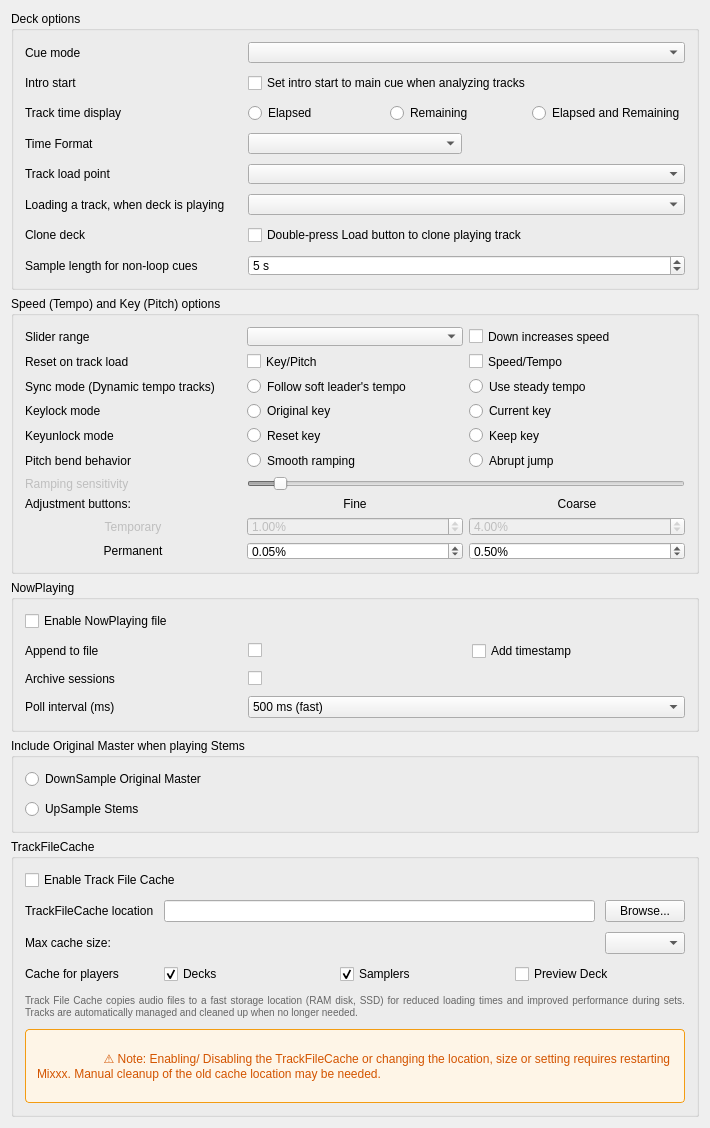
This is src/preferences/dialog/dlgprefdeckdlg.ui in Eve00000/mixxx as Qt 5 draws it before an edit. The edited form follows.
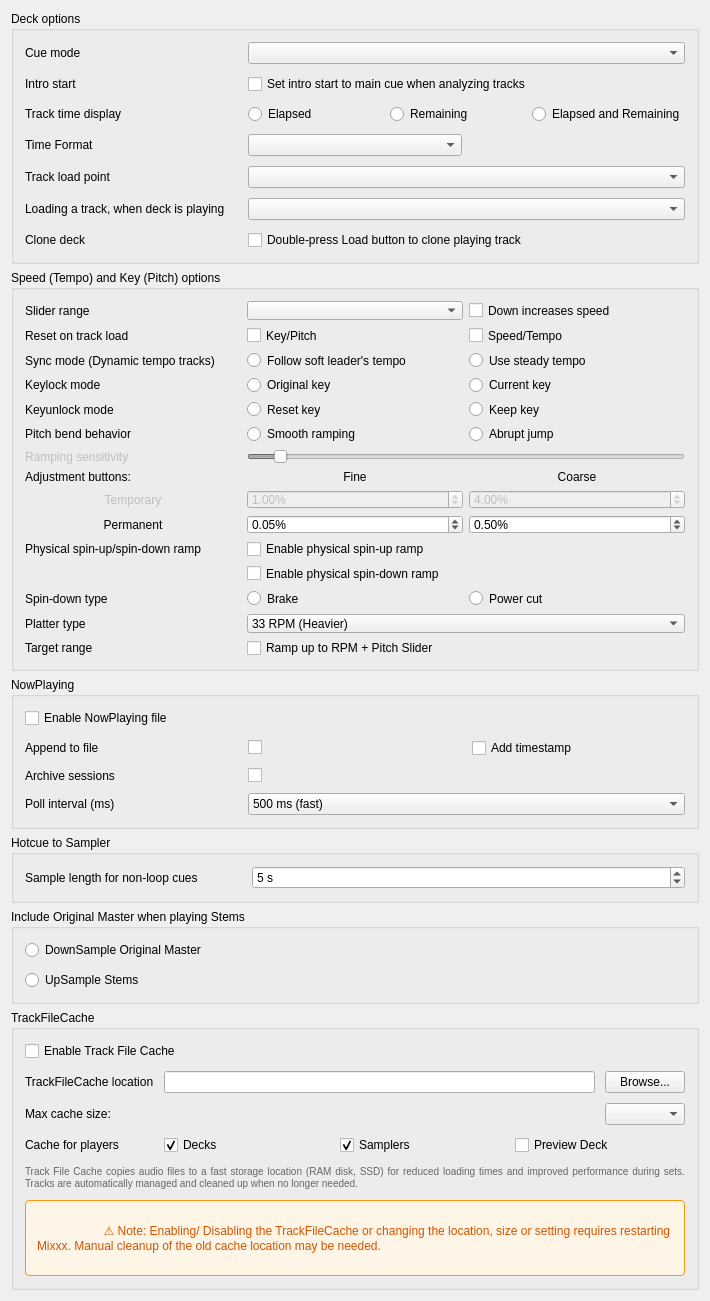
This is the edited form.

```diff
--- a/src/preferences/dialog/dlgprefdeckdlg.ui
+++ b/src/preferences/dialog/dlgprefdeckdlg.ui
@@ -197,41 +197,6 @@
                 </property>
               </widget>
             </item>
-            <item row="7" column="0">
-              <widget class="QLabel" name="labelNonLoopSampleLength">
-                <property name="text">
-                  <string>Sample length for non-loop cues</string>
-                </property>
-                <property name="buddy">
-                  <cstring>spinBoxNonLoopSampleLength</cstring>
-                </property>
-              </widget>
-            </item>
-            <item row="7" column="1" colspan="2">
-              <widget class="QSpinBox" name="spinBoxNonLoopSampleLength">
-                <property name="toolTip">
-                  <string>
-                    When exporting a plain hotcue (not a loop) as a sample, use this duration.
-                    The default is 5 seconds.
-                  </string>
-                </property>
-                <property name="suffix">
-                  <string> s</string>
-                </property>
-                <property name="minimum">
-                  <number>1</number>
-                </property>
-                <property name="maximum">
-                  <number>60</number>
-                </property>
-                <property name="singleStep">
-                  <number>1</number>
-                </property>
-                <property name="value">
-                  <number>5</number>
-                </property>
-              </widget>
-            </item>
           </layout>
         </widget>
       </item>
@@ -679,6 +644,110 @@
                     </property>
                   </widget>
                 </item>
+
+                <!-- New Physical Spin-up Ramp Settings -->
+                <item row="12" column="0">
+                  <widget class="QLabel" name="labelPhysicalRamp">
+                    <property name="text">
+                      <string>Physical spin-up/spin-down ramp</string>
+                    </property>
+                    <property name="buddy">
+                      <cstring>checkBoxRampUpEnabled</cstring>
+                    </property>
+                  </widget>
+                </item>
+                <item row="12" column="1" colspan="2">
+                  <widget class="QCheckBox" name="checkBoxRampUpEnabled">
+                    <property name="text">
+                      <string>Enable physical spin-up ramp</string>
+                    </property>
+                  </widget>
+                </item>
+                <item row="13" column="1" colspan="2">
+                  <widget class="QCheckBox" name="checkBoxRampDownEnabled">
+                    <property name="text">
+                      <string>Enable physical spin-down ramp</string>
+                    </property>
+                  </widget>
+                </item>
+                <item row="14" column="0">
+                  <widget class="QLabel" name="labelRampDownMode">
+                    <property name="text">
+                      <string>Spin-down type</string>
+                    </property>
+                    <property name="buddy">
+                      <cstring>radioButtonRampDownBrake</cstring>
+                    </property>
+                  </widget>
+                </item>
+                <item row="14" column="1">
+                  <widget class="QRadioButton" name="radioButtonRampDownBrake">
+                    <property name="toolTip">
+                      <string>Stop button: the electronic brake stops the platter quickly</string>
+                    </property>
+                    <property name="text">
+                      <string>Brake</string>
+                    </property>
+                    <attribute name="buttonGroup">
+                      <string notr="true">buttonGroupRampDownMode</string>
+                    </attribute>
+                  </widget>
+                </item>
+                <item row="14" column="2">
+                  <widget class="QRadioButton" name="radioButtonRampDownPowerCut">
+                    <property name="toolTip">
+                      <string>Power switch off: no brake, the platter coasts slowly to a standstill</string>
+                    </property>
+                    <property name="text">
+                      <string>Power cut</string>
+                    </property>
+                    <attribute name="buttonGroup">
+                      <string notr="true">buttonGroupRampDownMode</string>
+                    </attribute>
+                  </widget>
+                </item>
+                <item row="15" column="0">
+                  <widget class="QLabel" name="labelRampMode">
+                    <property name="text">
+                      <string>Platter type</string>
+                    </property>
+                    <property name="buddy">
+                      <cstring>comboBoxRampUpMode</cstring>
+                    </property>
+                  </widget>
+                </item>
+                <item row="15" column="1" colspan="2">
+                  <widget class="QComboBox" name="comboBoxRampUpMode">
+                    <item>
+                      <property name="text">
+                        <string>33 RPM (Heavier)</string>
+                      </property>
+                    </item>
+                    <item>
+                      <property name="text">
+                        <string>45 RPM (Lighter)</string>
+                      </property>
+                    </item>
+                  </widget>
+                </item>
+                <item row="16" column="0">
+                  <widget class="QLabel" name="labelRampPitchRange">
+                    <property name="text">
+                      <string>Target range</string>
+                    </property>
+                    <property name="buddy">
+                      <cstring>checkBoxRampUpIncludePitch</cstring>
+                    </property>
+                  </widget>
+                </item>
+                <item row="16" column="1" colspan="2">
+                  <widget class="QCheckBox" name="checkBoxRampUpIncludePitch">
+                    <property name="text">
+                      <string>Ramp up to RPM + Pitch Slider</string>
+                    </property>
+                  </widget>
+                </item>
+
               </layout>
             </item>
           </layout>
@@ -777,6 +846,57 @@
       </item>
 
       <item row="3" column="0">
+        <widget class="QGroupBox" name="groupBoxLoopSampleLength">
+          <property name="title">
+            <string>Hotcue to Sampler</string>
+          </property>
+          <layout class="QGridLayout" name="gridLayoutLoopSampleLength">
+            <property name="spacing">
+              <number>10</number>
+            </property>
+            <property name="spacing">
+              <number>10</number>
+            </property>
+            <item row="0" column="0" colspan="3">
+              <widget class="QLabel" name="labelNonLoopSampleLength">
+                <property name="text">
+                  <string>Sample length for non-loop cues</string>
+                </property>
+                <property name="buddy">
+                  <cstring>spinBoxNonLoopSampleLength</cstring>
+                </property>
+              </widget>
+            </item>
+            <item row="0" column="1" colspan="2">
+              <widget class="QSpinBox" name="spinBoxNonLoopSampleLength">
+                <property name="toolTip">
+                  <string>
+                    When exporting a plain hotcue (not a loop) as a sample, use this duration.
+                    The default is 5 seconds.
+                  </string>
+                </property>
+                <property name="suffix">
+                  <string> s</string>
+                </property>
+                <property name="minimum">
+                  <number>1</number>
+                </property>
+                <property name="maximum">
+                  <number>60</number>
+                </property>
+                <property name="singleStep">
+                  <number>1</number>
+                </property>
+                <property name="value">
+                  <number>5</number>
+                </property>
+              </widget>
+            </item>
+          </layout>
+        </widget>
+      </item>
+
+      <item row="4" column="0">
         <widget class="QGroupBox" name="groupBoxIncludeOriginalMasterWhenPlayingStems">
           <property name="title">
             <string>Include Original Master when playing Stems</string>
@@ -809,7 +929,7 @@
         </widget>
       </item>
 
-      <item row="4" column="0">
+      <item row="5" column="0">
         <widget class="QGroupBox" name="groupBoxTrackFileCache">
           <property name="title">
             <string>TrackFileCache</string>
```
Left out of the diff: 6 changed lines with no effect on the pictures.
